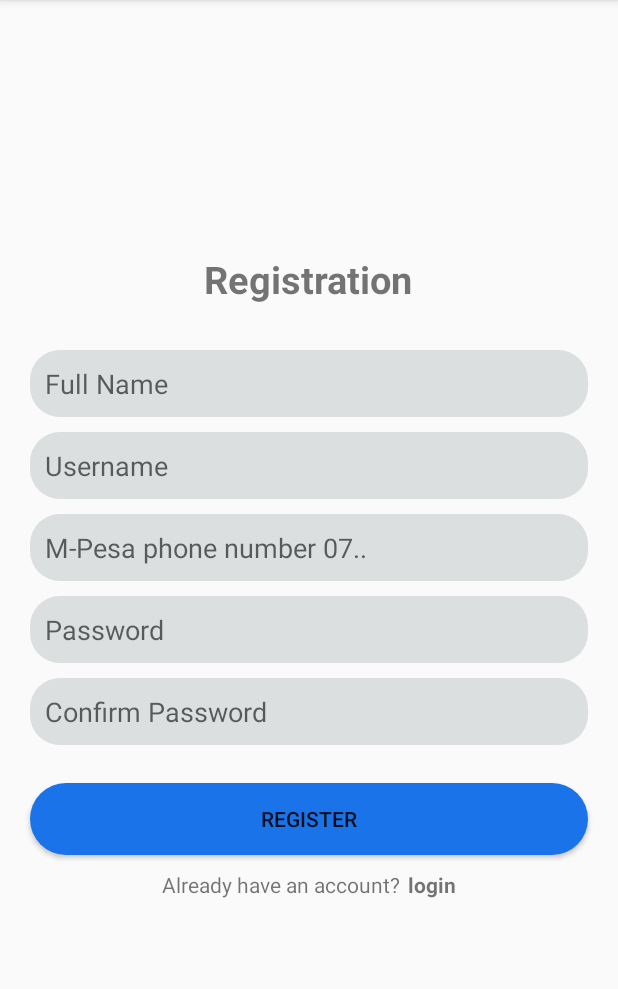
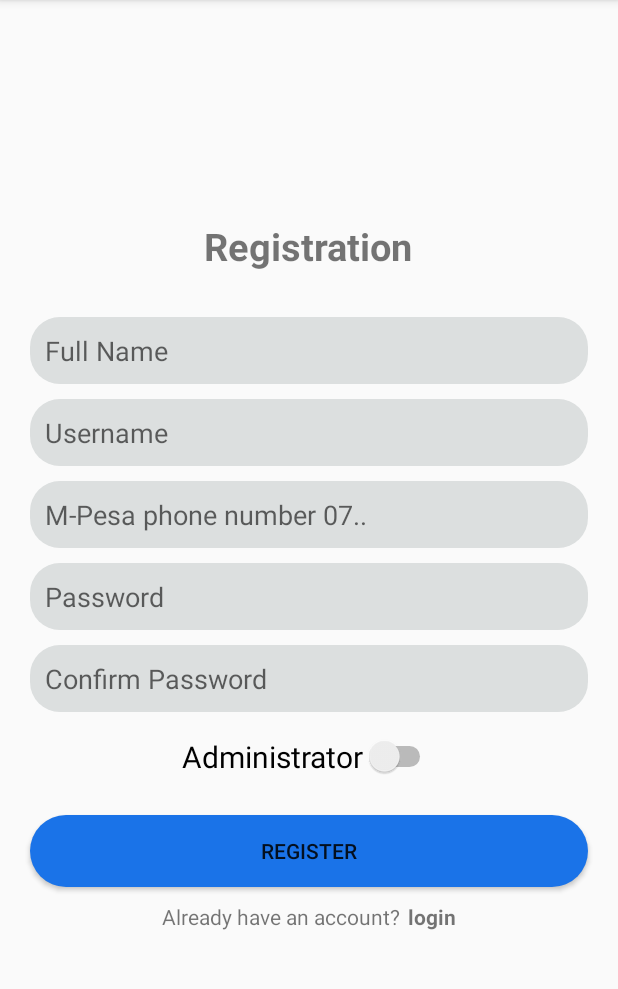
Before and after one commit to anorld-droid/Mobile-Parking, an Android app: the RegisterActivity screen opened directly, with no data from a screen before it, on a phone screen of 412 x 824 dp, the part 84-1073 px from its top. Run offline under Robolectric (Android 15) with nearby library versions, the phone set to English and light mode, and no system bars; our stand-ins replace Firebase (no records; nobody signed in at launch, a user with empty details on screens opened directly).

Commit message:
Choose between admin and user to sign up and sign in.

```diff
--- a/app/src/main/res/layout/activity_register.xml
+++ b/app/src/main/res/layout/activity_register.xml
@@ -1,6 +1,5 @@
 <?xml version="1.0" encoding="utf-8"?>
 <LinearLayout xmlns:android="http://schemas.android.com/apk/res/android"
-    xmlns:app="http://schemas.android.com/apk/res-auto"
     xmlns:tools="http://schemas.android.com/tools"
     android:layout_width="match_parent"
     android:layout_height="match_parent"
@@ -67,9 +66,7 @@
         android:layout_marginEnd="20dp"
         android:background="@drawable/input_text"
         android:hint="Password"
-
         android:inputType="textPassword"
-
         android:padding="10dp" />
 
     <EditText
@@ -81,10 +78,21 @@
         android:layout_marginEnd="20dp"
         android:background="@drawable/input_text"
         android:hint="Confirm Password"
+        android:inputType="textPassword"
+        android:padding="10dp" />
 
-        android:inputType="textPassword"
-
-        android:padding="10dp" />
+    <Switch
+        android:id="@+id/admin_switch"
+        android:layout_width="wrap_content"
+        android:layout_height="wrap_content"
+        android:layout_marginTop="16dp"
+        android:checked="false"
+        android:nextFocusForward="@+id/productPageET"
+        android:singleLine="true"
+        android:text="@string/admin"
+        android:textColor="@android:color/black"
+        android:textSize="20sp"
+        tools:ignore="UseSwitchCompatOrMaterialXml" />
 
     <Button
         android:id="@+id/registerBtn"
--- a/app/src/main/res/values/strings.xml
+++ b/app/src/main/res/values/strings.xml
@@ -70,6 +70,7 @@
     <string name="hint">0757913481</string>
     <string name="phone_number">M-Pesa phone number 07..</string>
     <string name="check_out">Check Out</string>
+    <string name="admin">Administrator</string>
 
 
 </resources>
```
Also changed, not shown: app/src/main/res/layout/activity_login.xml (+12 -0 lines).
